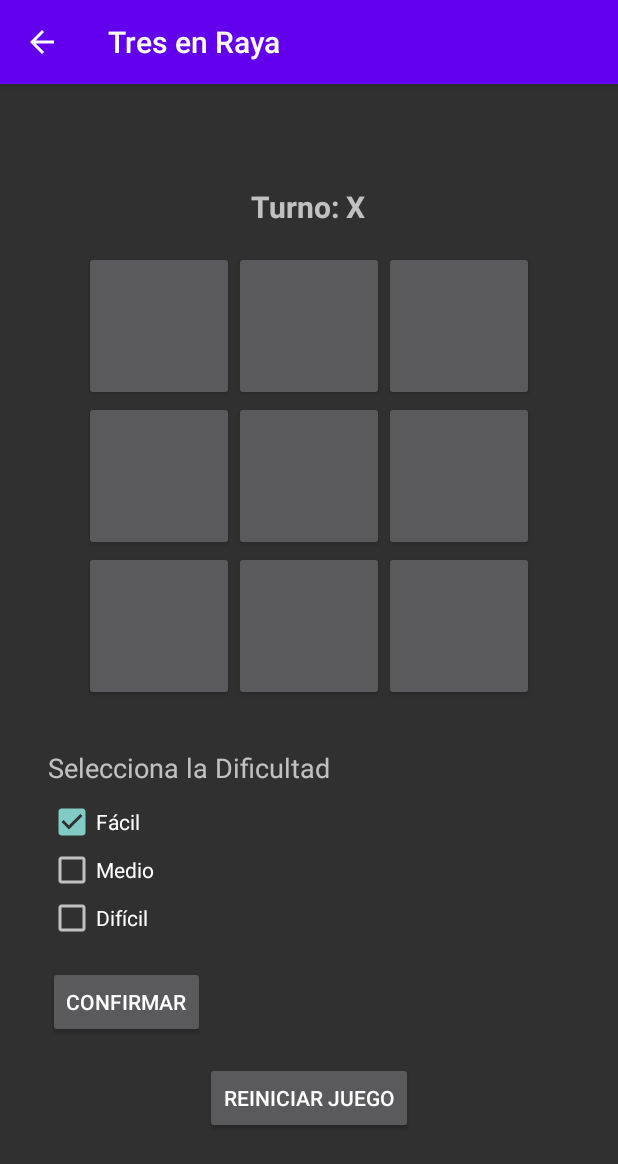
After one commit to ikeer-gr/ProyectoMultiAppAndroid, an Android app: the juego3raya screen opened directly, with no data from a screen before it, on a phone screen of 412 x 824 dp. The commit adds this screen. Shown: the top 1164 px of the screen. Run offline under Robolectric (Android 15) with nearby library versions, the phone set to English and light mode, and no system bars.

Commit message:
Todo funcional falta modo 3raya JVJ

```diff
--- a/app/src/main/AndroidManifest.xml
+++ b/app/src/main/AndroidManifest.xml
@@ -12,6 +12,12 @@
         android:supportsRtl="true"
         android:theme="@style/Theme.IkerGomezRubio"
         tools:targetApi="31">
+        <activity
+            android:name=".juego3raya"
+            android:exported="false" />
+        <activity
+            android:name=".menu3raya"
+            android:exported="false" />
         <activity
             android:name=".principal"
             android:exported="true">
--- /dev/null
+++ b/app/src/main/java/com/example/ikergomezrubio/juego3raya.java
@@ -0,0 +1,215 @@
+package com.example.ikergomezrubio;
+
+import android.os.Bundle;
+
+import androidx.appcompat.app.ActionBar;
+import androidx.appcompat.app.AppCompatActivity;
+
+import android.view.View;
+import android.widget.Button;
+import android.widget.CheckBox;
+import android.widget.GridLayout;
+import android.widget.TextView;
+import android.widget.Toast;
+
+import androidx.appcompat.app.AlertDialog;
+
+public class juego3raya extends AppCompatActivity {
+
+    private String[][] tablero = new String[3][3];
+    private String turno = "X";
+    private String dificultad = "fácil"; // Valor por defecto
+    private IA ia;
+    private boolean juegoTerminado = false;
+
+    @Override
+    protected void onCreate(Bundle savedInstanceState) {
+        super.onCreate(savedInstanceState);
+        setContentView(R.layout.activity_juego3raya);
+
+        configurarActionBar();
+        configurarSelectorDificultad();
+        inicializarTablero();
+        configurarBotonReiniciar();
+
+        ia = new IA();  // Inicializa IA con dificultad "fácil" por defecto
+    }
+    private void configurarSelectorDificultad() {
+        CheckBox checkFacil = findViewById(R.id.checkFacil);
+        CheckBox checkMedio = findViewById(R.id.checkMedio);
+        CheckBox checkDificil = findViewById(R.id.checkDificil);
+        Button btnConfirmar = findViewById(R.id.btnConfirmarDificultad);
+
+        // Seleccionar "Fácil" por defecto
+        checkFacil.setChecked(true);
+
+        checkFacil.setOnCheckedChangeListener((buttonView, isChecked) -> {
+            if (isChecked) {
+                checkMedio.setChecked(false);
+                checkDificil.setChecked(false);
+                dificultad = "fácil";
+            }
+        });
+
+        checkMedio.setOnCheckedChangeListener((buttonView, isChecked) -> {
+            if (isChecked) {
+                checkFacil.setChecked(false);
+                checkDificil.setChecked(false);
+                dificultad = "medio";
+            }
+        });
+
+        checkDificil.setOnCheckedChangeListener((buttonView, isChecked) -> {
+            if (isChecked) {
+                checkFacil.setChecked(false);
+                checkMedio.setChecked(false);
+                dificultad = "difícil";
+            }
+        });
+
+        btnConfirmar.setOnClickListener(v -> {
+            if (checkFacil.isChecked() || checkMedio.isChecked() || checkDificil.isChecked()) {
+                Toast.makeText(this, "Dificultad seleccionada: " + dificultad, Toast.LENGTH_SHORT).show();
+                ia = new IA(); // Re-inicializa IA con la nueva dificultad
+            } else {
+                Toast.makeText(this, "Por favor, selecciona una dificultad", Toast.LENGTH_SHORT).show();
+            }
+        });
+    }
+
+    private void configurarActionBar() {
+        ActionBar actionBar = getSupportActionBar();
+        if (actionBar != null) {
+            actionBar.setDisplayHomeAsUpEnabled(true); // Muestra la flecha de "Atrás"
+            actionBar.setTitle("Tres en Raya"); // Título de la actividad
+        }
+    }
+
+    @Override
+    public boolean onSupportNavigateUp() {
+        finish(); // Cierra la actividad y vuelve a la anterior
+        return true;
+    }
+
+    private void mostrarSelectorDificultad() {
+        String[] opciones = {"Fácil", "Medio", "Difícil"};
+        AlertDialog.Builder builder = new AlertDialog.Builder(this);
+        builder.setTitle("Seleccionar Dificultad")
+                .setItems(opciones, (dialog, which) -> {
+                    switch (which) {
+                        case 0:
+                            dificultad = "fácil";
+                            break;
+                        case 1:
+                            dificultad = "medio";
+                            break;
+                        case 2:
+                            dificultad = "difícil";
+                            break;
+                    }
+                })
+                .setCancelable(false) // Evitar cerrar sin seleccionar
+                .show();
+    }
+
+    private void inicializarTablero() {
+        GridLayout gridLayout = findViewById(R.id.gridTablero);
+        TextView tvTurno = findViewById(R.id.tvTurno);
+
+        for (int i = 0; i < gridLayout.getChildCount(); i++) {
+            Button btn = (Button) gridLayout.getChildAt(i);
+            btn.setText("");
+            final int fila = i / 3;
+            final int columna = i % 3;
+
+            btn.setOnClickListener(v -> {
+                if (!juegoTerminado && tablero[fila][columna] == null) {
+                    realizarMovimientoJugador(fila, columna, btn);
+                    tvTurno.setText("Turno: " + turno);
+                }
+            });
+        }
+    }
+
+    private void realizarMovimientoJugador(int fila, int columna, Button btn) {
+        tablero[fila][columna] = turno;
+        btn.setText(turno);
+        if (verificarGanador()) {
+            mostrarGanador(turno);
+        } else if (esEmpate()) {
+            mostrarGanador("Empate");
+        } else {
+            cambiarTurno();
+            if (turno.equals("O")) {
+                realizarMovimientoIA();
+            }
+        }
+        if (juegoTerminado) {
+        }
+    }
+
+    private void realizarMovimientoIA() {
+        int[] movimiento = ia.jugar(tablero, turno, dificultad);
+        int fila = movimiento[0];
+        int columna = movimiento[1];
+        Button btn = (Button) ((GridLayout) findViewById(R.id.gridTablero)).getChildAt(fila * 3 + columna);
+        realizarMovimientoJugador(fila, columna, btn);
+
+    }
+
+    private void cambiarTurno() {
+        turno = turno.equals("X") ? "O" : "X";
+    }
+
+    private boolean verificarGanador() {
+        for (int i = 0; i < 3; i++) {
+            if (tablero[i][0] != null && tablero[i][0].equals(tablero[i][1]) && tablero[i][1].equals(tablero[i][2]))
+                return true;
+            if (tablero[0][i] != null && tablero[0][i].equals(tablero[1][i]) && tablero[1][i].equals(tablero[2][i]))
+                return true;
+        }
+
+        if (tablero[0][0] != null && tablero[0][0].equals(tablero[1][1]) && tablero[1][1].equals(tablero[2][2]))
+            return true;
+        return tablero[0][2] != null && tablero[0][2].equals(tablero[1][1]) && tablero[1][1].equals(tablero[2][0]);
+    }
+
+    private boolean esEmpate() {
+        for (String[] fila : tablero) {
+            for (String celda : fila) {
+                if (celda == null) {
+                    return false;
+                }
+            }
+        }
+        return true;
+    }
+
+    private void mostrarGanador(String ganador) {
+        TextView tvGanador = findViewById(R.id.tvGanador);
+        tvGanador.setVisibility(View.VISIBLE);
+        tvGanador.setText(ganador.equals("Empate") ? "Empate" : "Ganador: " + ganador);
+        juegoTerminado = true;
+    }
+
+    private void configurarBotonReiniciar() {
+        Button btnReiniciar = findViewById(R.id.btnReiniciar);
+        btnReiniciar.setOnClickListener(v -> reiniciarJuego());
+    }
+
+    private void reiniciarJuego() {
+        tablero = new String[3][3];
+        turno = "X";
+        juegoTerminado = false;
+        ia = new IA(); // Reinicia la IA con la última dificultad seleccionada
+
+        GridLayout gridLayout = findViewById(R.id.gridTablero);
+        for (int i = 0; i < gridLayout.getChildCount(); i++) {
+            Button btn = (Button) gridLayout.getChildAt(i);
+            btn.setText("");
+        }
+
+        TextView tvGanador = findViewById(R.id.tvGanador);
+        tvGanador.setVisibility(View.GONE);
+    }
+}
--- a/app/src/main/java/com/example/ikergomezrubio/principal.java
+++ b/app/src/main/java/com/example/ikergomezrubio/principal.java
@@ -37,6 +37,12 @@ public class principal extends AppCompatActivity {
         startActivity(i);
     }
 
+    public void ejecutar3raya(View v) {
+        Intent i = new Intent(this, menu3raya.class);
+        startActivity(i);
+    }
+
+
     public void salir(View v) {
         finish();
     }
--- /dev/null
+++ b/app/src/main/res/layout/activity_juego3raya.xml
@@ -0,0 +1,119 @@
+<?xml version="1.0" encoding="utf-8"?>
+<LinearLayout
+    xmlns:android="http://schemas.android.com/apk/res/android"
+    android:layout_width="match_parent"
+    android:layout_height="match_parent"
+    android:orientation="vertical"
+    android:gravity="center"
+    android:padding="16dp">
+
+    <TextView
+        android:id="@+id/tvTurno"
+        android:layout_width="wrap_content"
+        android:layout_height="wrap_content"
+        android:text="Turno: X"
+        android:textSize="20sp"
+        android:textStyle="bold"
+        android:layout_marginBottom="16dp"/>
+
+    <GridLayout
+        android:id="@+id/gridTablero"
+        android:layout_width="299dp"
+        android:layout_height="wrap_content"
+        android:layout_marginBottom="16dp"
+        android:columnCount="3"
+        android:rowCount="3">
+
+        <!-- 9 botones para las celdas del tablero -->
+        <Button
+            android:layout_width="100dp"
+            android:layout_height="100dp" />
+
+        <Button
+            android:layout_width="100dp"
+            android:layout_height="100dp" />
+
+        <Button
+            android:layout_width="100dp"
+            android:layout_height="100dp" />
+
+        <Button
+            android:layout_width="100dp"
+            android:layout_height="100dp" />
+
+        <Button
+            android:layout_width="100dp"
+            android:layout_height="100dp" />
+
+        <Button
+            android:layout_width="100dp"
+            android:layout_height="100dp" />
+
+        <Button
+            android:layout_width="100dp"
+            android:layout_height="100dp" />
+
+        <Button
+            android:layout_width="100dp"
+            android:layout_height="100dp" />
+
+        <Button
+            android:layout_width="100dp"
+            android:layout_height="100dp" />
+
+    </GridLayout>
+    <LinearLayout
+        android:layout_width="match_parent"
+        android:layout_height="wrap_content"
+        android:orientation="vertical"
+        android:padding="16dp">
+
+        <TextView
+            android:layout_width="351dp"
+            android:layout_height="wrap_content"
+            android:layout_marginBottom="8dp"
+            android:text="Selecciona la Dificultad"
+            android:textSize="18sp" />
+
+        <CheckBox
+            android:id="@+id/checkFacil"
+            android:layout_width="352dp"
+            android:layout_height="wrap_content"
+            android:text="Fácil" />
+
+        <CheckBox
+            android:id="@+id/checkMedio"
+            android:layout_width="353dp"
+            android:layout_height="wrap_content"
+            android:text="Medio" />
+
+        <CheckBox
+            android:id="@+id/checkDificil"
+            android:layout_width="353dp"
+            android:layout_height="wrap_content"
+            android:text="Difícil" />
+
+        <Button
+            android:id="@+id/btnConfirmarDificultad"
+            android:layout_width="wrap_content"
+            android:layout_height="wrap_content"
+            android:layout_marginTop="16dp"
+            android:text="Confirmar" />
+
+    </LinearLayout>
+
+    <TextView
+        android:id="@+id/tvGanador"
+        android:layout_width="wrap_content"
+        android:layout_height="wrap_content"
+        android:text="Ganador: "
+        android:visibility="gone"
+        android:textSize="18sp"
+        android:layout_marginBottom="16dp"/>
+
+    <Button
+        android:id="@+id/btnReiniciar"
+        android:layout_width="wrap_content"
+        android:layout_height="wrap_content"
+        android:text="Reiniciar Juego"/>
+</LinearLayout>
```
Also changed, not shown: app/src/main/java/com/example/ikergomezrubio/IA.java (added, +160 -0 lines), app/src/main/java/com/example/ikergomezrubio/menu3raya.java (added, +48 -0 lines), app/src/main/res/layout/activity_menu3raya.xml (added, +22 -0 lines), app/src/main/res/layout/activity_principal.xml (+18 -3 lines).
